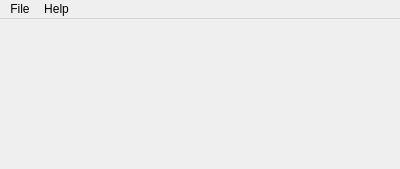
Above: mainwindow.ui from igorternyuk/TeQtEcryptor before the change. Below: the same form after it.
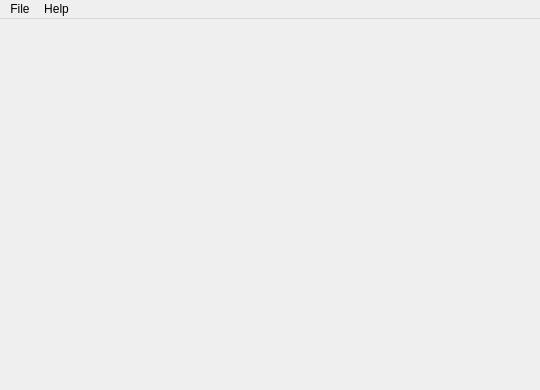
That is the form after the change.

The edit to the form file:
```diff
--- a/mainwindow.ui
+++ b/mainwindow.ui
@@ -6,8 +6,8 @@
    <rect>
     <x>0</x>
     <y>0</y>
-    <width>400</width>
-    <height>169</height>
+    <width>540</width>
+    <height>390</height>
    </rect>
   </property>
   <property name="windowTitle">
@@ -30,7 +30,7 @@
     <rect>
      <x>0</x>
      <y>0</y>
-     <width>400</width>
+     <width>540</width>
      <height>19</height>
     </rect>
    </property>
```
Left out of the diff: 2 changed lines with no effect on the pictures.
